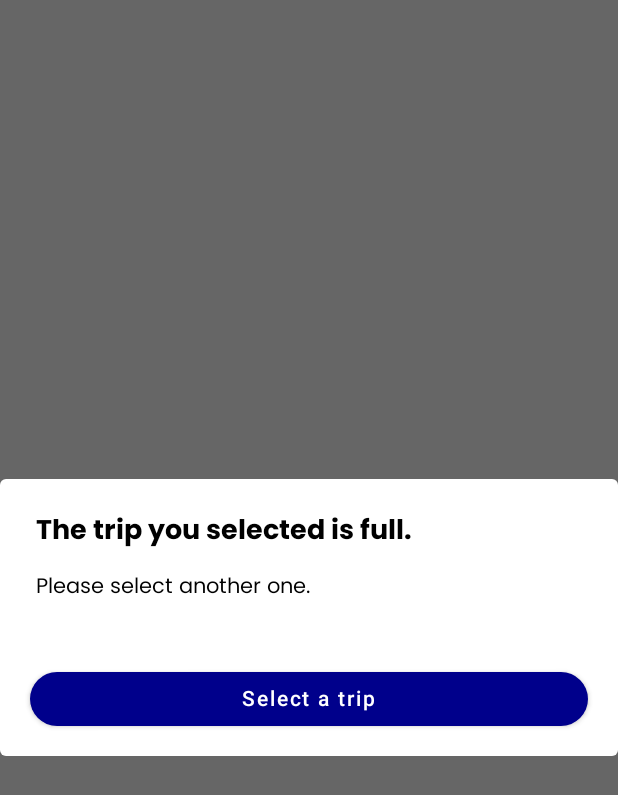
After one commit to berchoes/MapCompose, an Android app built with Jetpack Compose: the composable ErrorDialog shown on its own in the app's theme, on a phone screen of 412 x 824 dp. The commit adds this screen. Shown: the top 795 px of the screen. Run offline under Robolectric (Android 15) with nearby library versions, the phone set to English and light mode, and no system bars; 2 statements that could not run were skipped.

Commit message:
some UI fix & refactor

```diff
--- a/app/build.gradle
+++ b/app/build.gradle
@@ -69,10 +69,11 @@ dependencies {
     // Compose dependencies
     implementation "androidx.lifecycle:lifecycle-viewmodel-compose:2.4.1"
     implementation("androidx.navigation:navigation-compose:2.4.2")
+    implementation 'androidx.compose.runtime:runtime-livedata:1.2.0-alpha08'
 
     // Coroutines
     implementation 'org.jetbrains.kotlinx:kotlinx-coroutines-core:1.5.1'
-    implementation 'org.jetbrains.kotlinx:kotlinx-coroutines-android:1.5.2'
+    implementation 'org.jetbrains.kotlinx:kotlinx-coroutines-android:1.6.0'
 
     // Coroutine Lifecycle Scopes
     implementation "androidx.lifecycle:lifecycle-viewmodel-ktx:2.4.1"
--- a/app/src/main/java/com/example/mapcompose/common/Constants.kt
+++ b/app/src/main/java/com/example/mapcompose/common/Constants.kt
@@ -5,3 +5,4 @@ package com.example.mapcompose.common
  */
 
 const val CURRENT_STATION = "CURRENT_STATION"
+const val BOOKED_TRIP = "BOOKED_TRIP"
--- a/app/src/main/java/com/example/mapcompose/domain/model/BookResponse.kt
+++ b/app/src/main/java/com/example/mapcompose/domain/model/BookResponse.kt
@@ -1,6 +1,4 @@
 package com.example.mapcompose.domain.model
-
-import com.google.gson.annotations.SerializedName
 
 /**
  * Created by Berk Ç. on 20.04.2022.
@@ -8,5 +6,6 @@ import com.google.gson.annotations.SerializedName
 data class BookResponse(
     val busName: String,
     val id: Int?,
-    val time: String
+    val time: String,
+    var stationId: Int? = null,
 )
--- a/app/src/main/java/com/example/mapcompose/domain/model/Station.kt
+++ b/app/src/main/java/com/example/mapcompose/domain/model/Station.kt
@@ -9,5 +9,6 @@ data class Station(
     val name: String,
     val trips: List<Trip>,
     val tripsCount: Int?,
-    var isSelected: Boolean = false
+    var isSelected: Boolean = false,
+    var isBooked: Boolean = false
 )
--- /dev/null
+++ b/app/src/main/java/com/example/mapcompose/presentation/home/components/ErrorDialog.kt
@@ -0,0 +1,56 @@
+package com.example.mapcompose.presentation.home.components
+
+import androidx.compose.foundation.layout.fillMaxWidth
+import androidx.compose.foundation.layout.padding
+import androidx.compose.foundation.shape.RoundedCornerShape
+import androidx.compose.material.AlertDialog
+import androidx.compose.material.Button
+import androidx.compose.material.MaterialTheme
+import androidx.compose.material.Text
+import androidx.compose.runtime.Composable
+import androidx.compose.ui.Modifier
+import androidx.compose.ui.graphics.Color
+import androidx.compose.ui.unit.dp
+
+/**
+ * Created by Berk Ç. on 21.04.2022.
+ */
+
+
+@Composable
+fun ErrorDialog(
+    errorMessage: String? = null,
+    onDismissed: () -> Unit = {},
+) {
+    AlertDialog(
+        shape = RoundedCornerShape(4.dp),
+        title = {
+            Text(
+                text = "The trip you selected is full.",
+                color = Color.Black,
+                style = MaterialTheme.typography.h1
+            )
+        },
+        text = {
+            Text(
+                text = "Please select another one.",
+                color = Color.Black,
+                style = MaterialTheme.typography.body1
+            )
+        },
+        onDismissRequest = {},
+        backgroundColor = Color.White,
+        confirmButton = {},
+        dismissButton = {
+            Button(
+                onClick = onDismissed,
+                modifier = Modifier
+                    .fillMaxWidth()
+                    .padding(horizontal = 12.dp, vertical = 12.dp),
+                shape = RoundedCornerShape(40.dp)
+            ) {
+                Text(text = "Select a trip", color = Color.White)
+            }
+        }
+    )
+}
--- a/app/src/main/java/com/example/mapcompose/presentation/navigation/NavigationHost.kt
+++ b/app/src/main/java/com/example/mapcompose/presentation/navigation/NavigationHost.kt
@@ -29,7 +29,7 @@ fun NavigationHost(navController: NavHostController) {
                 navArgument(CURRENT_STATION) {
                     type = NavType.StringType
                 }
-            )
+            ),
         ) {
             TripsPage(navController)
         }
--- a/app/src/main/java/com/example/mapcompose/util/theme/Color.kt
+++ b/app/src/main/java/com/example/mapcompose/util/theme/Color.kt
@@ -4,6 +4,6 @@ import androidx.compose.ui.graphics.Color
 
 val Purple200 = Color(0xFFBB86FC)
 val Blue = Color(0xFF0E3EDA)
-val Purple700 = Color(0xFF3700B3)
+val DarkGreen = Color(0xFF07A80E)
 val Teal200 = Color(0xFF03DAC5)
 val DarkBlue = Color(0xFF00008B)
```
Also changed, not shown: app/src/main/java/com/example/mapcompose/base/BaseViewModel.kt (+8 -0 lines), app/src/main/java/com/example/mapcompose/common/SavedLists.kt (added, +10 -0 lines), app/src/main/java/com/example/mapcompose/presentation/home/HomePage.kt (+15 -7 lines), app/src/main/java/com/example/mapcompose/presentation/home/HomeViewModel.kt (+12 -18 lines), app/src/main/java/com/example/mapcompose/presentation/home/components/CustomDialog.kt (deleted, +0 -35 lines), app/src/main/java/com/example/mapcompose/presentation/home/components/MapView.kt (+6 -6 lines), app/src/main/java/com/example/mapcompose/presentation/trips/TripListItem.kt (+21 -6 lines), app/src/main/java/com/example/mapcompose/presentation/trips/TripsPage.kt (+41 -9 lines), app/src/main/java/com/example/mapcompose/presentation/trips/TripsViewModel.kt (+22 -3 lines), app/src/main/java/com/example/mapcompose/util/UtilMethods.kt (added, +32 -0 lines).
